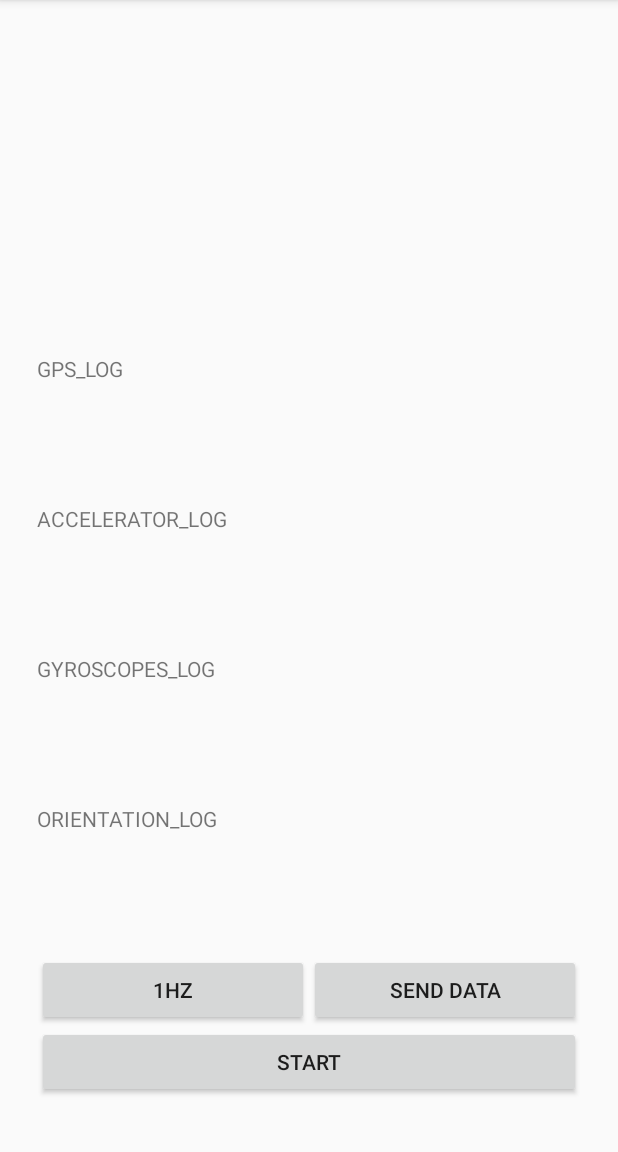
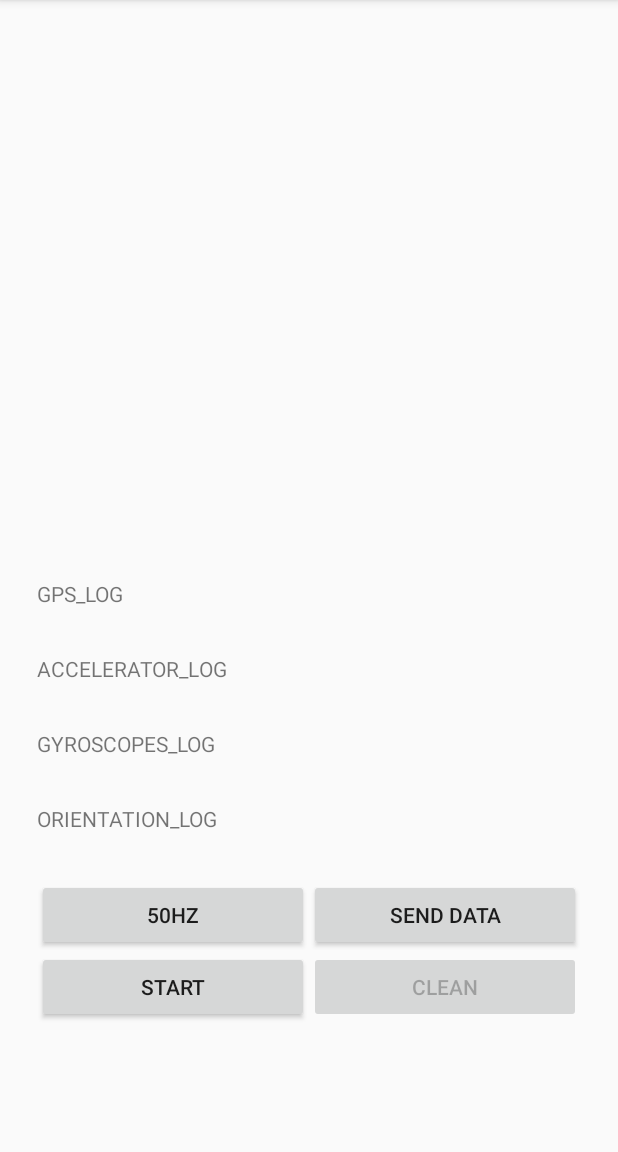
Before and after one commit to xuan85426/OBU_datarecorder, an Android app: the screen it shows after launch (MainActivity), after a tap on "10HZ", on a phone screen of 412 x 824 dp, the part 84-1236 px from its top. Run offline under Robolectric (Android 15) with nearby library versions, the phone set to English and light mode, and no system bars; 2 other taps on this screen came first.

Commit message:
before camera

```diff
--- a/app/src/main/java/com/example/obu_v2/MainActivity.java
+++ b/app/src/main/java/com/example/obu_v2/MainActivity.java
@@ -60,6 +60,7 @@ public class MainActivity extends AppCompatActivity implements SensorEventListen
     private Button button_copy;
     private Button button_start;
     private Button button_freq;
+    private Button button_clean;
 
     private LocationManager lc;
     private LocationListener ll;
@@ -68,14 +69,24 @@ public class MainActivity extends AppCompatActivity implements SensorEventListen
     private File output_acc;
     private File output_gyro;
     private File output_ori;
+    private File output_linear_acc;
 
     private Timer mTimer;
 
     private int timer_period;
 
+    private final Object lock = new Object();
+
+    // freq
+    private final String[] HZ= {"10HZ", "50HZ", "100HZ", "200HZ"};
+    private final int[] freq= {100, 20, 10, 5};
+    private int index = 0;
+
 
     // new container
-    private double lat, lng, speed, bear;
+    private float[] jerk = new float[3];
+    private float[] last_acc = new float[3];
+    private double lat, lng, speed, bear, alt;
     private final float[] accelerometerReading = new float[3];
     private final float[] gyroscopeReading = new float[3];
     private final float[] magnetometerReading  = new float[3];
@@ -84,7 +95,6 @@ public class MainActivity extends AppCompatActivity implements SensorEventListen
     private final float[] linear_accelerometerReading = new float[3];
 
 
-    private static final int REQUEST_EXTERNAL_STORAGE = 1;
     private static String[] PERMISSIONS = {
             "android.permission.READ_EXTERNAL_STORAGE",
             "android.permission.WRITE_EXTERNAL_STORAGE",
@@ -122,47 +132,32 @@ public class MainActivity extends AppCompatActivity implements SensorEventListen
         button_copy = findViewById(R.id.btn_copy);
         button_start = findViewById(R.id.btn_start);
         button_freq = findViewById(R.id.btn_freq);
+        button_clean = findViewById(R.id.btn_clean);
         lc = (LocationManager)getSystemService(LOCATION_SERVICE);
 
+        current_gps.setMovementMethod(new ScrollingMovementMethod());
         history_acc_data.setMovementMethod(new ScrollingMovementMethod());
         history_gps_data.setMovementMethod(new ScrollingMovementMethod());
         history_gyro_data.setMovementMethod(new ScrollingMovementMethod());
         history_ori_data.setMovementMethod(new ScrollingMovementMethod());
 
-        timer_period = 1000;
+        button_freq.setText(HZ[index]);
+        timer_period = freq[index];
 
 
         verifyALLPermissions( this );
 
         // dir & file init
-        String root = getExternalFilesDir(null).toString();
-        File dir = new File(root + File.separator + "Experiment");
-        if(!dir.mkdirs() && !dir.exists()){
-            Toast.makeText(MainActivity.this, "Failed to make dir", Toast.LENGTH_SHORT).show();
+        setNewFile();
+
+
+        current_gps.setOnTouchListener(new View.OnTouchListener() {
+            @Override
+            public boolean onTouch(View view, MotionEvent motionEvent) {
+                current_gps.getParent().requestDisallowInterceptTouchEvent(true);
+                return false;
             }
-        String filePath_gps = dir + File.separator + "gps.txt";
-        String filePath_acc = dir + File.separator + "acc.txt";
-        String filePath_gyro = dir + File.separator + "gyro.txt";
-        String filePath_ori = dir + File.separator + "ori.txt";
-
-        try{
-            output_acc = new File(filePath_acc);
-            output_gps = new File(filePath_gps);
-            output_gyro = new File(filePath_gyro);
-            output_ori = new File(filePath_ori);
-            if(output_acc.exists() || output_gyro.exists() || output_gps.exists()){
-                output_gps.delete();
-                output_acc.delete();
-                output_gyro.delete();
-                output_ori.delete();
-            }
-            output_acc.createNewFile();
-            output_gps.createNewFile();
-            output_gyro.createNewFile();
-            output_ori.createNewFile();
-        } catch (Exception e) {
-            Toast.makeText(MainActivity.this, e.toString(), Toast.LENGTH_SHORT).show();
-        }
+        });
 
         history_gps_data.setOnTouchListener(new View.OnTouchListener() {
             @Override
@@ -200,29 +195,35 @@ public class MainActivity extends AppCompatActivity implements SensorEventListen
         button_copy.setOnClickListener(new View.OnClickListener() {
             @Override
             public void onClick(View v) {
-                sendEmailWithFile();
+                sendOutFile();
             }
         });
 
         button_freq.setOnClickListener(new View.OnClickListener() {
             @Override
             public void onClick(View view) {
-                switch (timer_period){
-                    case 100:
-                        button_freq.setText("1HZ");
-                        timer_period = 1000;
-                        break;
-                    case 500:
-                        button_freq.setText("10HZ");
-                        timer_period = 100;
-                        break;
-                    case 1000:
-                        button_freq.setText("5HZ");
-                        timer_period = 500;
-                        break;
-                    default:
-                        break;
+                index = (index += 1) % 3;
+                button_freq.setText(HZ[index]);
+                timer_period = freq[index];
             }
+        });
+
+        button_clean.setOnClickListener(new View.OnClickListener() {
+            @Override
+            public void onClick(View view) {
+                button_clean.setEnabled(false);
+
+                // dir & file init
+                setNewFile();
+                current_gps.setText("");
+                accelerometers.setText("");
+                gyroscopes.setText("");
+                orientation.setText("");
+
+                history_gps_data.setText("GPS_LOG\n");
+                history_acc_data.setText("ACCELERATOR_LOG\n");
+                history_gyro_data.setText("GYROSCOPES_LOG\n");
+                history_ori_data.setText("ORIENTATION_LOG\n");
             }
         });
 
@@ -241,10 +242,10 @@ public class MainActivity extends AppCompatActivity implements SensorEventListen
                     Sensor accelerometer = sensorManager.getDefaultSensor(Sensor.TYPE_ACCELEROMETER);
                     Sensor gyroscope = sensorManager.getDefaultSensor(Sensor.TYPE_GYROSCOPE);
                     Sensor magneticField = sensorManager.getDefaultSensor(Sensor.TYPE_MAGNETIC_FIELD);
-                    sensorManager.registerListener(MainActivity.this, accelerometer, SensorManager.SENSOR_DELAY_NORMAL, SensorManager.SENSOR_DELAY_FASTEST);
-                    sensorManager.registerListener(MainActivity.this, linear_accelerometer, SensorManager.SENSOR_DELAY_NORMAL, SensorManager.SENSOR_DELAY_FASTEST);
-                    sensorManager.registerListener(MainActivity.this, gyroscope, SensorManager.SENSOR_DELAY_NORMAL, SensorManager.SENSOR_DELAY_FASTEST);
-                    sensorManager.registerListener(MainActivity.this, magneticField, SensorManager.SENSOR_DELAY_UI, SensorManager.SENSOR_DELAY_FASTEST);
+                    sensorManager.registerListener(MainActivity.this, accelerometer, SensorManager.SENSOR_DELAY_FASTEST);
+                    sensorManager.registerListener(MainActivity.this, linear_accelerometer, SensorManager.SENSOR_DELAY_FASTEST);
+                    sensorManager.registerListener(MainActivity.this, gyroscope, SensorManager.SENSOR_DELAY_FASTEST);
+                    sensorManager.registerListener(MainActivity.this, magneticField, SensorManager.SENSOR_DELAY_FASTEST);
 
                     // register gps
                     ll = new MyLocationListener();
@@ -264,6 +265,7 @@ public class MainActivity extends AppCompatActivity implements SensorEventListen
                 }
                 else if(temp.equals("Stop")){
                     button_freq.setEnabled(true);
+                    button_clean.setEnabled(true);
                     // unregister sensor
                     sensorManager.unregisterListener(MainActivity.this);
                     current_gps.setText("");
@@ -285,6 +287,37 @@ public class MainActivity extends AppCompatActivity implements SensorEventListen
         });
     }
 
+    private void setNewFile(){
+        String root = getExternalFilesDir(null).toString();
+        File dir = new File(root + File.separator + "Experiment");
+        if(!dir.mkdirs() && !dir.exists())
+            Toast.makeText(MainActivity.this, "Failed to make dir", Toast.LENGTH_SHORT).show();
+
+
+        final long timestamp = Calendar.getInstance().getTimeInMillis();
+        String filePath_gps = dir + File.separator + timestamp + "_gps.txt";
+        String filePath_acc = dir + File.separator + timestamp + "_acc.txt";
+        String filePath_gyro = dir + File.separator + timestamp + "_gyro.txt";
+        String filePath_ori = dir + File.separator + timestamp + "_ori.txt";
+        String filePath_linear_acc = dir + File.separator + timestamp + "_linear_acc.txt";
+
+        try{
+            output_acc = new File(filePath_acc);
+            output_gps = new File(filePath_gps);
+            output_gyro = new File(filePath_gyro);
+            output_ori = new File(filePath_ori);
+            output_linear_acc = new File(filePath_linear_acc);
+
+            output_acc.createNewFile();
+            output_gps.createNewFile();
+            output_gyro.createNewFile();
+            output_ori.createNewFile();
+            output_linear_acc.createNewFile();
+        } catch (Exception e) {
+            Toast.makeText(MainActivity.this, e.toString(), Toast.LENGTH_SHORT).show();
+        }
+    }
+
     private void setTimerTask() {
         mTimer.schedule(new TimerTask() {
             @Override
@@ -292,21 +325,27 @@ public class MainActivity extends AppCompatActivity implements SensorEventListen
                 runOnUiThread(new TimerTask() {
                     @Override
                     public void run() {
+                        // get lock
+                        synchronized (lock){
                             // updating gps info
                             long round_time = System.currentTimeMillis();
-                        String values = "時間: " + round_time + "\n經度: " + lat + "\n緯度: " + lng + "\n速度: " + speed + " 方向: " + bear;
-                        String temp = round_time + " " + lat + " " + lng + " " + speed + " " + bear + "\n";
+                            long temp_time = round_time / 1000;
+                            String values = "時間: " + temp_time + "\n經度: " + lat + "\n緯度: " + lng + "\n速度: " + speed + "\n方向: " + bear + "\n高度: " + alt;
+                            String temp = round_time + " " + lat + " " + lng + " " + speed + " " + bear + " "+ alt + "\n";
                             current_gps.setText("Current information:\n" + values);
                             history_gps_data.append(temp);
                             writeToFile(temp, "gps");
 
-                        values = "X-axis: " + linear_accelerometerReading[0] + "\nY-axis: " + linear_accelerometerReading[1] + "\nZ-axis: " + linear_accelerometerReading[2];
+                            values = "X-axis: " + accelerometerReading[0] + "\nY-axis: " + accelerometerReading[1] + "\nZ-axis: " + accelerometerReading[2];
                             // String date = new SimpleDateFormat("HH:mm:ss:SSS").format(new Date());
-                        temp = round_time + " " + linear_accelerometerReading[0] + " " + linear_accelerometerReading[1] + " " + linear_accelerometerReading[2] + "\n";
+                            temp = round_time + " " + accelerometerReading[0] + " " + accelerometerReading[1] + " " + accelerometerReading[2] + "\n";
                             //updating acc info
                             accelerometers.setText("Accelerometers\n" + values);
                             history_acc_data.append(temp);
                             writeToFile(temp, "acc");
+
+                            temp = round_time + " " + linear_accelerometerReading[0] + " " + linear_accelerometerReading[1] + " " + linear_accelerometerReading[2] + "\n";
+                            writeToFile(temp, "linear_acc");
 
                             values = "X-axis: " + gyroscopeReading[0] + "\nY-axis: " + gyroscopeReading[1] + "\nZ-axis: " + gyroscopeReading[2];
                             temp = round_time + " " + gyroscopeReading[0] + " " + gyroscopeReading[1] + " " + gyroscopeReading[2] + "\n";
@@ -320,12 +359,13 @@ public class MainActivity extends AppCompatActivity implements SensorEventListen
                             orientation.setText("Orientation\n" + values);
                             history_ori_data.append(temp);
                             writeToFile(temp, "ori");
-
+                        }
                     }
                 });
             }
         }, 1000, timer_period);
     }
+
 
     @Override
     // After get the permissions
@@ -346,25 +386,41 @@ public class MainActivity extends AppCompatActivity implements SensorEventListen
     @Override
     protected void onDestroy(){
         super.onDestroy();
-        output_gps.delete();
-        output_acc.delete();
-        output_gyro.delete();
         mTimer.cancel();
     }
     @Override
     // sensor function
     public void onSensorChanged(SensorEvent event){
-        if(event.sensor.getType() == Sensor.TYPE_LINEAR_ACCELERATION){
+        //get lock
+        synchronized (lock){
+            switch (event.sensor.getType()){
+                case Sensor.TYPE_LINEAR_ACCELERATION:
                     System.arraycopy(event.values, 0, linear_accelerometerReading, 0, linear_accelerometerReading.length);
+                    break;
+                case Sensor.TYPE_ACCELEROMETER:
+                    System.arraycopy(event.values, 0, accelerometerReading, 0, accelerometerReading.length);
+                    break;
+                case Sensor.TYPE_GYROSCOPE:
+                    System.arraycopy(event.values, 0, gyroscopeReading, 0, gyroscopeReading.length);
+                    break;
+                case Sensor.TYPE_MAGNETIC_FIELD:
+                    System.arraycopy(event.values, 0, magnetometerReading, 0, magnetometerReading.length);
+                    break;
+                default:
+                    break;
             }
-        else if(event.sensor.getType() == Sensor.TYPE_ACCELEROMETER){
-            System.arraycopy(event.values, 0, accelerometerReading, 0, accelerometerReading.length);
-        }
-        else if(event.sensor.getType() == Sensor.TYPE_GYROSCOPE){
-            System.arraycopy(event.values, 0, gyroscopeReading, 0, gyroscopeReading.length);
-        }
-        else if(event.sensor.getType() == Sensor.TYPE_MAGNETIC_FIELD){
-            System.arraycopy(event.values, 0, magnetometerReading, 0, magnetometerReading.length);
+//            if(event.sensor.getType() == Sensor.TYPE_LINEAR_ACCELERATION){
+//                System.arraycopy(event.values, 0, linear_accelerometerReading, 0, linear_accelerometerReading.length);
+//            }
+//            else if(event.sensor.getType() == Sensor.TYPE_ACCELEROMETER){
+//                System.arraycopy(event.values, 0, accelerometerReading, 0, accelerometerReading.length);
+//            }
+//            else if(event.sensor.getType() == Sensor.TYPE_GYROSCOPE){
+//                System.arraycopy(event.values, 0, gyroscopeReading, 0, gyroscopeReading.length);
+//            }
+//            else if(event.sensor.getType() == Sensor.TYPE_MAGNETIC_FIELD){
+//                System.arraycopy(event.values, 0, magnetometerReading, 0, magnetometerReading.length);
+//            }
         }
     }
     public void updateOrientationAngles() {
@@ -379,10 +435,13 @@ public class MainActivity extends AppCompatActivity implements SensorEventListen
         public void onLocationChanged(Location current){
             // String date = new SimpleDateFormat("HH:mm:ss:SSS").format(new Date());
             if(current != null){
+                synchronized (lock){
+                    alt = current.getAltitude();
                     lng = current.getLongitude();
                     lat = current.getLatitude();
                     bear =  current.getBearing();
                     speed = current.getSpeed() * 3.6;
+                }
             }
         }
         public void onProviderDisabled(String provider){}
@@ -415,6 +474,10 @@ public class MainActivity extends AppCompatActivity implements SensorEventListen
                     bufferedWriter.write(data);
                     bufferedWriter.close();
                     break;
+                case "linear_acc":
+                    bufferedWriter = new BufferedWriter(new FileWriter(output_linear_acc, true));
+                    bufferedWriter.write(data);
+                    bufferedWriter.close();
                 default:
                     break;
             }
@@ -423,12 +486,13 @@ public class MainActivity extends AppCompatActivity implements SensorEventListen
         }
     }
 
-    private void sendEmailWithFile(){
+    private void sendOutFile(){
         ArrayList<Uri> uris = new ArrayList<>();
         List<Uri> filePaths = Arrays.asList(FileProvider.getUriForFile(this, getPackageName() + ".provider", output_gps),
                 FileProvider.getUriForFile(this, getPackageName() + ".provider", output_acc),
                 FileProvider.getUriForFile(this, getPackageName() + ".provider", output_gyro),
-                FileProvider.getUriForFile(this, getPackageName() + ".provider", output_ori));
+                FileProvider.getUriForFile(this, getPackageName() + ".provider", output_ori),
+                FileProvider.getUriForFile(this, getPackageName() + ".provider", output_linear_acc));
         for(Uri uri: filePaths)
             uris.add(uri);
         Intent i = new Intent(Intent.ACTION_SEND_MULTIPLE);
--- a/app/src/main/res/layout/activity_main.xml
+++ b/app/src/main/res/layout/activity_main.xml
@@ -40,14 +40,14 @@
                     <TextView
                         android:id="@+id/lblGPS"
                         android:layout_width="181dp"
-                        android:layout_height="100dp"
+                        android:layout_height="150dp"
                         tools:layout_editor_absoluteX="20dp"
                         tools:layout_editor_absoluteY="34dp" />
 
                     <TextView
                         android:id="@+id/lblori"
                         android:layout_width="181dp"
-                        android:layout_height="100dp"
+                        android:layout_height="150dp"
                         tools:layout_editor_absoluteX="217dp"
                         tools:layout_editor_absoluteY="30dp" />
                 </TableRow>
@@ -59,14 +59,14 @@
                     <TextView
                         android:id="@+id/lblAcc"
                         android:layout_width="181dp"
-                        android:layout_height="100dp"
+                        android:layout_height="150dp"
                         tools:layout_editor_absoluteX="20dp"
                         tools:layout_editor_absoluteY="140dp" />
 
                     <TextView
                         android:id="@+id/lblgyro"
                         android:layout_width="181dp"
-                        android:layout_height="100dp"
+                        android:layout_height="150dp"
                         tools:layout_editor_absoluteX="185dp"
                         tools:layout_editor_absoluteY="140dp" />
                 </TableRow>
@@ -78,7 +78,7 @@
                     <TextView
                         android:id="@+id/lblRecord_gps"
                         android:layout_width="wrap_content"
-                        android:layout_height="100dp"
+                        android:layout_height="50dp"
                         android:layout_span="2"
                         android:scrollbars="vertical"
                         android:text="GPS_LOG\n"
@@ -94,7 +94,7 @@
                     <TextView
                         android:id="@+id/lblRecord_acc"
                         android:layout_width="wrap_content"
-                        android:layout_height="100dp"
+                        android:layout_height="50dp"
                         android:layout_span="2"
                         android:scrollbars="vertical"
                         android:text="ACCELERATOR_LOG\n"
@@ -109,7 +109,7 @@
                     <TextView
                         android:id="@+id/lblRecord_gyro"
                         android:layout_width="wrap_content"
-                        android:layout_height="100dp"
+                        android:layout_height="50dp"
                         android:layout_span="2"
                         android:scrollbars="vertical"
                         android:text="GYROSCOPES_LOG\n"
@@ -124,7 +124,7 @@
                     <TextView
                         android:id="@+id/lblRecord_ori"
                         android:layout_width="wrap_content"
-                        android:layout_height="100dp"
+                        android:layout_height="50dp"
                         android:layout_span="2"
                         android:scrollbars="vertical"
                         android:text="ORIENTATION_LOG\n"
@@ -141,7 +141,7 @@
                         android:id="@+id/btn_freq"
                         android:layout_width="wrap_content"
                         android:layout_height="wrap_content"
-                        android:text="1HZ"
+                        android:text="50HZ"
                         tools:layout_editor_absoluteX="21dp"
                         tools:layout_editor_absoluteY="736dp" />
 
@@ -164,8 +164,18 @@
                         android:id="@+id/btn_start"
                         android:layout_width="wrap_content"
                         android:layout_height="wrap_content"
-                        android:layout_span="2"
                         android:text="Start"
+                        app:layout_constraintBottom_toBottomOf="parent"
+                        app:layout_constraintEnd_toEndOf="parent"
+                        app:layout_constraintHorizontal_bias="0.498"
+                        app:layout_constraintStart_toStartOf="parent"
+                        app:layout_constraintTop_toBottomOf="@+id/tableLayout" />
+                    <Button
+                        android:id="@+id/btn_clean"
+                        android:enabled="false"
+                        android:layout_width="wrap_content"
+                        android:layout_height="wrap_content"
+                        android:text="Clean"
                         app:layout_constraintBottom_toBottomOf="parent"
                         app:layout_constraintEnd_toEndOf="parent"
                         app:layout_constraintHorizontal_bias="0.498"
```
Lines whose indentation alone changed are shown as unchanged.
